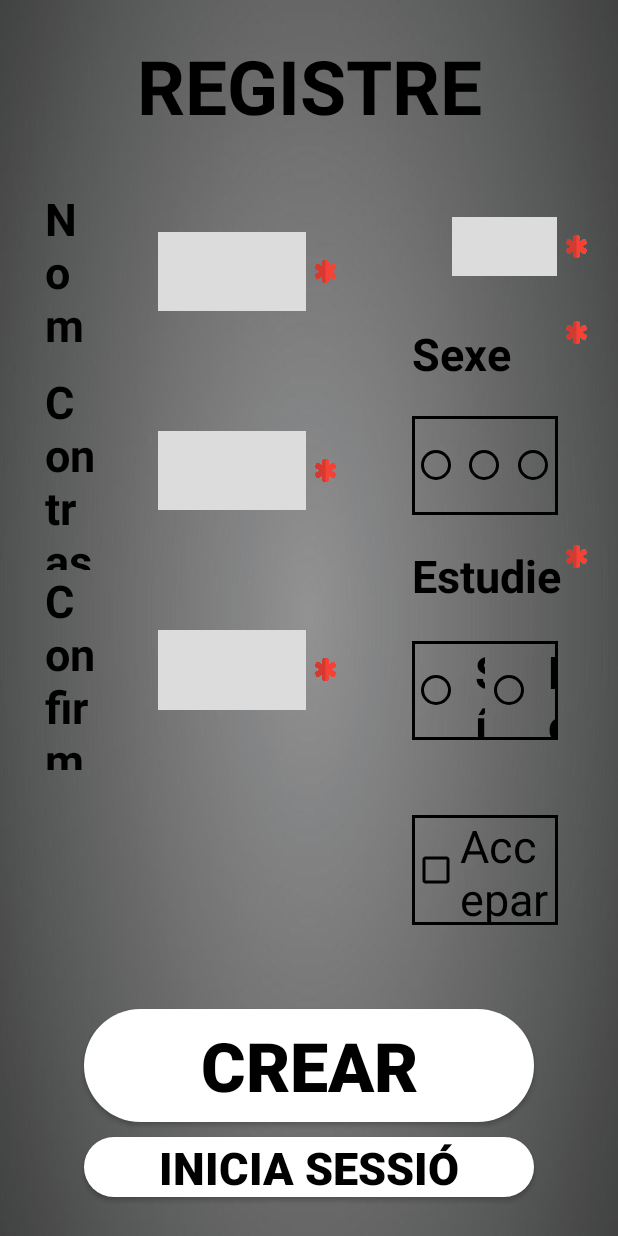
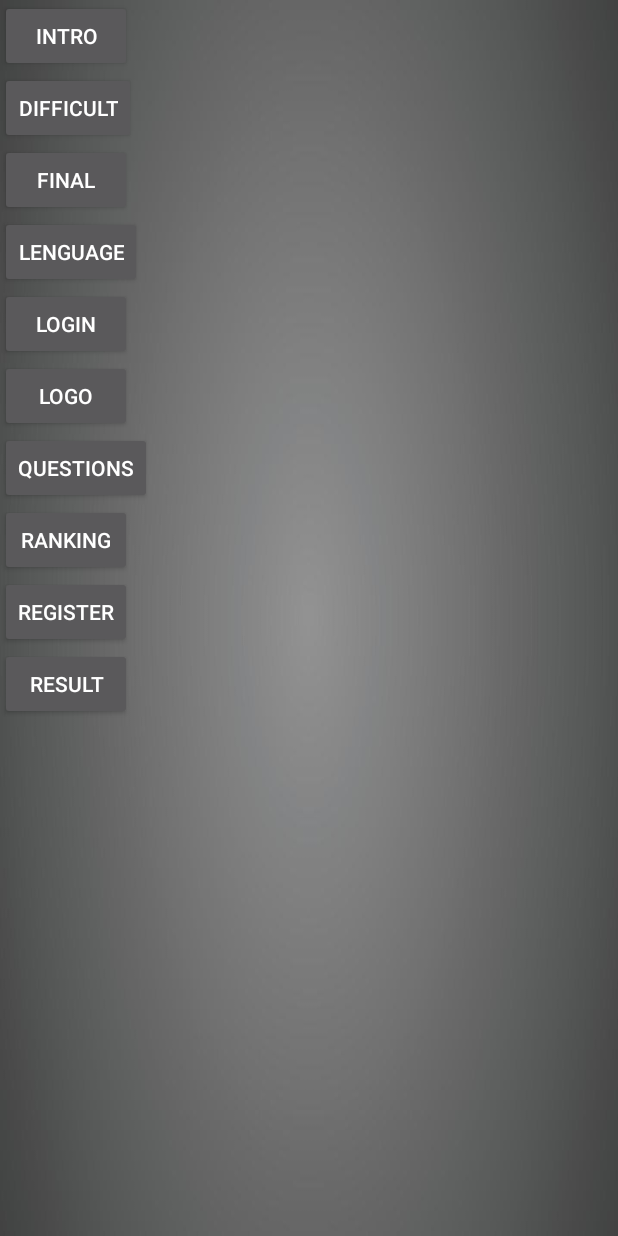
Before and after one commit to JoelCano1/FilmZ_Project, an Android app: the screen it shows after launch (MainActivity), on a phone screen of 412 x 824 dp. Run offline under Robolectric (Android 15) with nearby library versions, the phone set to English and light mode, and no system bars.

Commit message:
pantalla introduccion acabada y menu general mainActivity

```diff
--- a/app/src/main/java/com/example/filmz_project/MainActivity.kt
+++ b/app/src/main/java/com/example/filmz_project/MainActivity.kt
@@ -1,12 +1,68 @@
 package com.example.filmz_project
 
+import android.content.Intent
 import androidx.appcompat.app.AppCompatActivity
 import android.os.Bundle
+import android.widget.Button
 
 class MainActivity : AppCompatActivity() {
     override fun onCreate(savedInstanceState: Bundle?) {
         super.onCreate(savedInstanceState)
-        setContentView(R.layout.register_screen)
-        var d = getFilesDir().getAbsolutePath();
+        setContentView(R.layout.activity_main)
+
+        val btnGoIntro = findViewById<Button>(R.id.btnGoIntro)
+        val btnGoDifficult = findViewById<Button>(R.id.btnGoDifficult)
+        val btnGoFinal = findViewById<Button>(R.id.btnGoFinal)
+        val btnGoLenguage = findViewById<Button>(R.id.btnGoLenguage)
+        val btnGoLogin = findViewById<Button>(R.id.btnGoLogin)
+        val btnGoLogo = findViewById<Button>(R.id.btnGoLogo)
+        val btnGoQuestions = findViewById<Button>(R.id.btnGoQuestions)
+        val btnGoRanking = findViewById<Button>(R.id.btnGoRanking)
+        val btnGoRegister = findViewById<Button>(R.id.btnGoRegister)
+        val btnGoResult = findViewById<Button>(R.id.btnGoResult)
+
+
+        btnGoIntro.setOnClickListener(){
+            val intent = Intent(this,IntroActivity::class.java)
+            startActivity(intent)
+        }
+        btnGoDifficult.setOnClickListener(){
+            val intent = Intent(this,DifficultActivity::class.java)
+            startActivity(intent)
+        }
+        btnGoFinal.setOnClickListener(){
+            val intent = Intent(this,FinalActivity::class.java)
+            startActivity(intent)
+        }
+        btnGoLenguage.setOnClickListener(){
+            val intent = Intent(this,LenguageActivity::class.java)
+            startActivity(intent)
+        }
+        btnGoLogin.setOnClickListener(){
+            val intent = Intent(this,LoginActivity::class.java)
+            startActivity(intent)
+        }
+        btnGoLogo.setOnClickListener(){
+            val intent = Intent(this,LogoActivity::class.java)
+            startActivity(intent)
+        }
+        btnGoQuestions.setOnClickListener(){
+            val intent = Intent(this,QuestionActivity::class.java)
+            startActivity(intent)
+        }
+        btnGoRanking.setOnClickListener(){
+            val intent = Intent(this,RankingActivity::class.java)
+            startActivity(intent)
+        }
+        btnGoRegister.setOnClickListener(){
+            val intent = Intent(this,RegisterActivity::class.java)
+            startActivity(intent)
+        }
+        btnGoResult.setOnClickListener(){
+            val intent = Intent(this,ResultActivity::class.java)
+            startActivity(intent)
+        }
+
+
     }
 }
--- a/app/src/main/res/layout/activity_main.xml
+++ b/app/src/main/res/layout/activity_main.xml
@@ -4,12 +4,57 @@
     android:layout_width="match_parent"
     android:layout_height="match_parent"
     android:orientation="vertical"
-    >
-    <TextView
+    android:background="@drawable/img">
+
+    <Button
+        android:id="@+id/btnGoIntro"
         android:layout_width="wrap_content"
-        android:layout_height="0dp"
-        android:layout_weight="01"
-        android:layout_gravity="center"
-        android:textSize="25sp"
-        android:text="Videogames"/>
+        android:layout_height="wrap_content"
+        android:text="intro"/>
+    <Button
+        android:id="@+id/btnGoDifficult"
+        android:layout_width="wrap_content"
+        android:layout_height="wrap_content"
+        android:text="difficult"/>
+    <Button
+        android:id="@+id/btnGoFinal"
+        android:layout_width="wrap_content"
+        android:layout_height="wrap_content"
+        android:text="final"/>
+    <Button
+        android:id="@+id/btnGoLenguage"
+        android:layout_width="wrap_content"
+        android:layout_height="wrap_content"
+        android:text="Lenguage"/>
+    <Button
+        android:id="@+id/btnGoLogin"
+        android:layout_width="wrap_content"
+        android:layout_height="wrap_content"
+        android:text="Login"/>
+    <Button
+        android:id="@+id/btnGoLogo"
+        android:layout_width="wrap_content"
+        android:layout_height="wrap_content"
+        android:text="logo"/>
+    <Button
+        android:id="@+id/btnGoQuestions"
+        android:layout_width="wrap_content"
+        android:layout_height="wrap_content"
+        android:text="Questions"/>
+    <Button
+        android:id="@+id/btnGoRanking"
+        android:layout_width="wrap_content"
+        android:layout_height="wrap_content"
+        android:text="ranking"/>
+    <Button
+        android:id="@+id/btnGoRegister"
+        android:layout_width="wrap_content"
+        android:layout_height="wrap_content"
+        android:text="register"/>
+    <Button
+        android:id="@+id/btnGoResult"
+        android:layout_width="wrap_content"
+        android:layout_height="wrap_content"
+        android:text="result"/>
+
 </LinearLayout>
--- a/app/src/main/res/layout/intro_screen.xml
+++ b/app/src/main/res/layout/intro_screen.xml
@@ -23,6 +23,7 @@
         android:padding="10dp"/>
 
     <Button
+        android:id="@+id/btnTempsRestant"
         android:layout_width="wrap_content"
         android:layout_height="0dp"
         android:layout_weight="0.8"
@@ -33,6 +34,7 @@
         android:textColor="@color/black"
         android:textSize="30sp"
         android:layout_gravity="center_horizontal"
-        android:background="@drawable/button_redondejat"/>
+        android:background="@drawable/button_redondejat"
+        android:alpha="0.4"/>
 
 </LinearLayout>
```
Also changed, not shown: app/src/main/AndroidManifest.xml (+27 -0 lines), app/src/main/java/com/example/filmz_project/DifficultActivity.kt (added, +11 -0 lines), app/src/main/java/com/example/filmz_project/FinalActivity.kt (added, +11 -0 lines), app/src/main/java/com/example/filmz_project/IntroActivity.kt (added, +40 -0 lines), app/src/main/java/com/example/filmz_project/LenguageActivity.kt (added, +11 -0 lines), app/src/main/java/com/example/filmz_project/LoginActivity.kt (added, +11 -0 lines), app/src/main/java/com/example/filmz_project/LogoActivity.kt (added, +11 -0 lines), app/src/main/java/com/example/filmz_project/QuestionActivity.kt (added, +11 -0 lines), app/src/main/java/com/example/filmz_project/RankingActivity.kt (added, +11 -0 lines), app/src/main/java/com/example/filmz_project/RegisterActivity.kt (added, +11 -0 lines), app/src/main/java/com/example/filmz_project/ResultActivity.kt (added, +11 -0 lines), app/src/main/res/layout/logo_screen.xml (+2 -8 lines).
